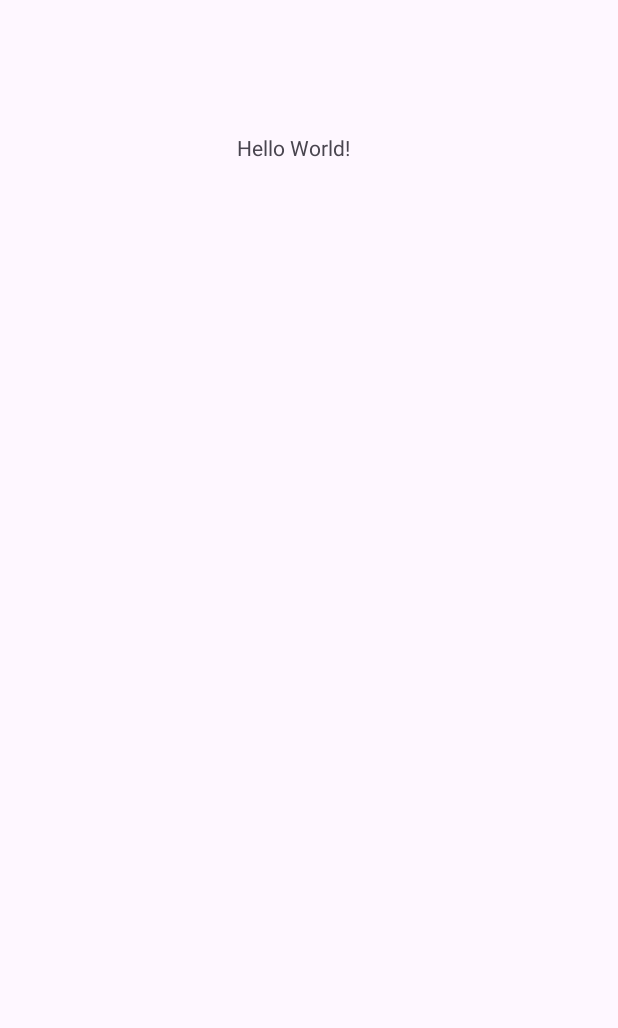
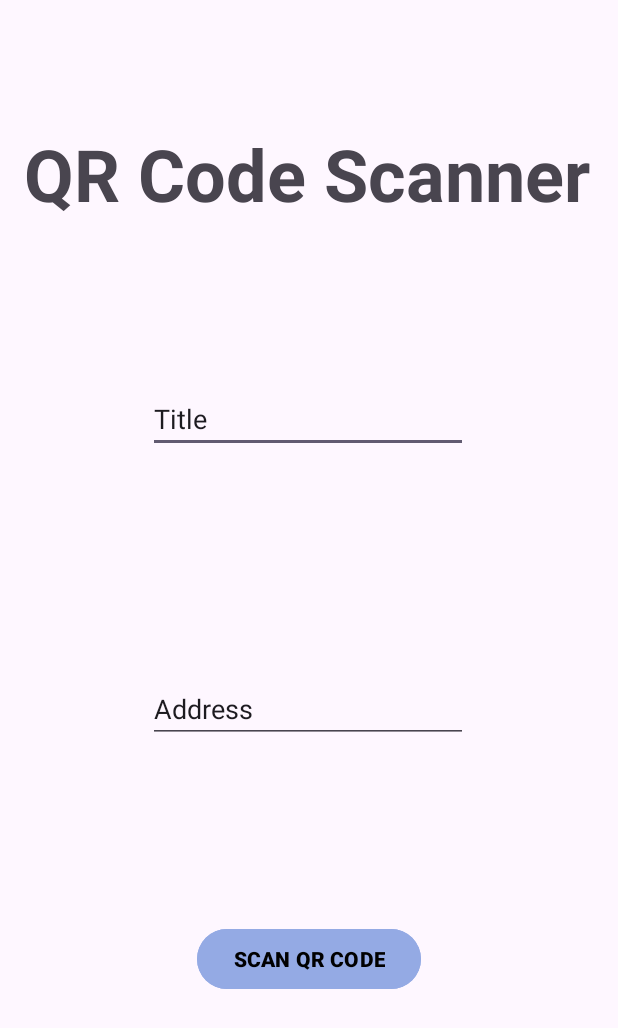
Before and after one commit to Roisin-M/MAD_LAb5_QRCode, an Android app: the screen it shows after launch (MainActivity), on a phone screen of 412 x 824 dp. Before the commit the part shown is almost empty. Shown: the top 1028 px of the screen. Run offline under Robolectric (Android 15) with nearby library versions, the phone set to English and light mode, and no system bars.

Commit message:
designed layout with  label and 2 edit texts and scan button

```diff
--- a/app/src/main/res/layout/activity_main.xml
+++ b/app/src/main/res/layout/activity_main.xml
@@ -7,10 +7,27 @@
     android:layout_height="match_parent"
     tools:context=".MainActivity">
 
-    <TextView
+    <EditText
+        android:id="@+id/etName"
         android:layout_width="wrap_content"
         android:layout_height="wrap_content"
-        android:text="Hello World!"
+        android:ems="10"
+        android:inputType="text"
+        android:text="@string/Label_title"
+        app:layout_constraintBottom_toBottomOf="parent"
+        app:layout_constraintEnd_toEndOf="parent"
+        app:layout_constraintHorizontal_bias="0.497"
+        app:layout_constraintStart_toStartOf="parent"
+        app:layout_constraintTop_toTopOf="parent"
+        app:layout_constraintVertical_bias="0.33" />
+
+    <TextView
+        android:id="@+id/textView2"
+        android:layout_width="wrap_content"
+        android:layout_height="wrap_content"
+        android:text="@string/Page_Title"
+        android:textSize="48sp"
+        android:textStyle="bold"
         app:layout_constraintBottom_toBottomOf="parent"
         app:layout_constraintEnd_toEndOf="parent"
         app:layout_constraintHorizontal_bias="0.47"
@@ -18,4 +35,32 @@
         app:layout_constraintTop_toTopOf="parent"
         app:layout_constraintVertical_bias="0.11" />
 
+    <EditText
+        android:id="@+id/etAddress"
+        android:layout_width="wrap_content"
+        android:layout_height="wrap_content"
+        android:ems="10"
+        android:inputType="text"
+        android:text="@string/Label_address"
+        app:layout_constraintBottom_toBottomOf="parent"
+        app:layout_constraintEnd_toEndOf="parent"
+        app:layout_constraintHorizontal_bias="0.497"
+        app:layout_constraintStart_toStartOf="parent"
+        app:layout_constraintTop_toTopOf="parent"
+        app:layout_constraintVertical_bias="0.578" />
+
+    <Button
+        android:id="@+id/buttonScan"
+        android:layout_width="wrap_content"
+        android:layout_height="wrap_content"
+        android:backgroundTint="@color/material_dynamic_primary70"
+        android:text="@string/Btn_Scan"
+        android:textColor="@color/black"
+        android:textStyle="bold"
+        app:layout_constraintBottom_toBottomOf="parent"
+        app:layout_constraintEnd_toEndOf="parent"
+        app:layout_constraintStart_toStartOf="parent"
+        app:layout_constraintTop_toTopOf="parent"
+        app:layout_constraintVertical_bias="0.793" />
+
 </androidx.constraintlayout.widget.ConstraintLayout>
--- a/app/src/main/res/values/strings.xml
+++ b/app/src/main/res/values/strings.xml
@@ -1,4 +1,7 @@
 <resources>
     <string name="app_name">QRCode</string>
-    <string name="Title">QR Code Scanner</string>
+    <string name="Page_Title">QR Code Scanner</string>
+    <string name="Label_title">Title</string>
+    <string name="Label_address">Address</string>
+    <string name="Btn_Scan">SCAN QR CODE</string>
 </resources>
```
